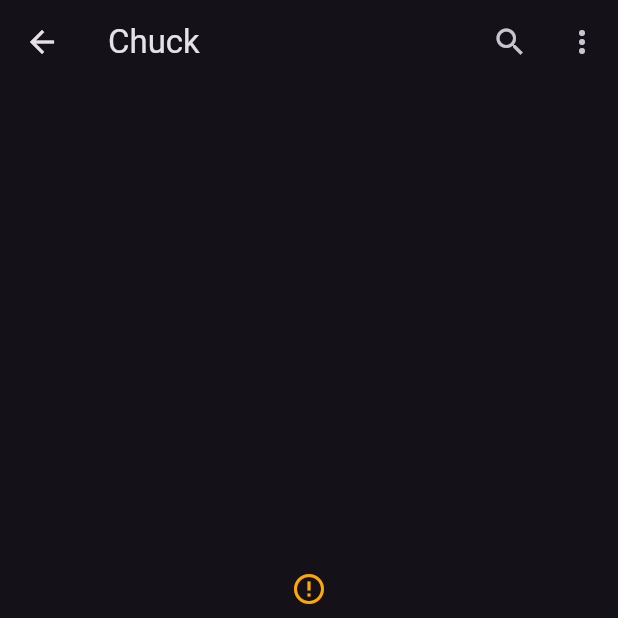
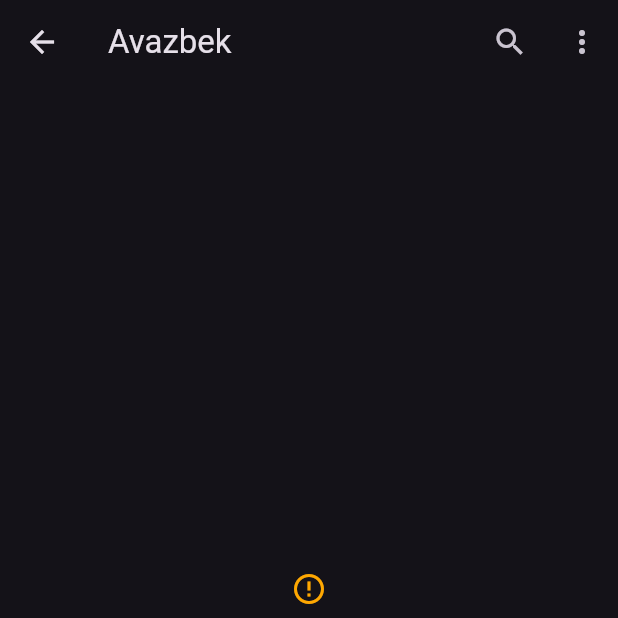
Before and after one commit to avazbekdeveloper11/chuck_interceptor, a Flutter app: the ChuckCallsListScreen screen opened directly with empty values, on a phone screen of 412 x 824 dp, the top half of it. Run offline on Flutter 3.47's test engine with Material 3 defaults, Android fonts, the phone set to English and light mode, and no system bars; our stand-ins replace dio, flutter_local_notifications, package_info_plus, permission_handler, rxdart, share_plus.

Commit message:
change title

```diff
--- a/lib/src/ui/page/chuck_calls_list_screen.dart
+++ b/lib/src/ui/page/chuck_calls_list_screen.dart
@@ -108,7 +108,7 @@ class _ChuckCallsListScreenState extends State<ChuckCallsListScreen> {
   }
 
   Widget _buildTitleWidget() {
-    return const Text("Chuck");
+    return const Text("Avazbek");
   }
 
   Widget _buildSearchField() {
```
